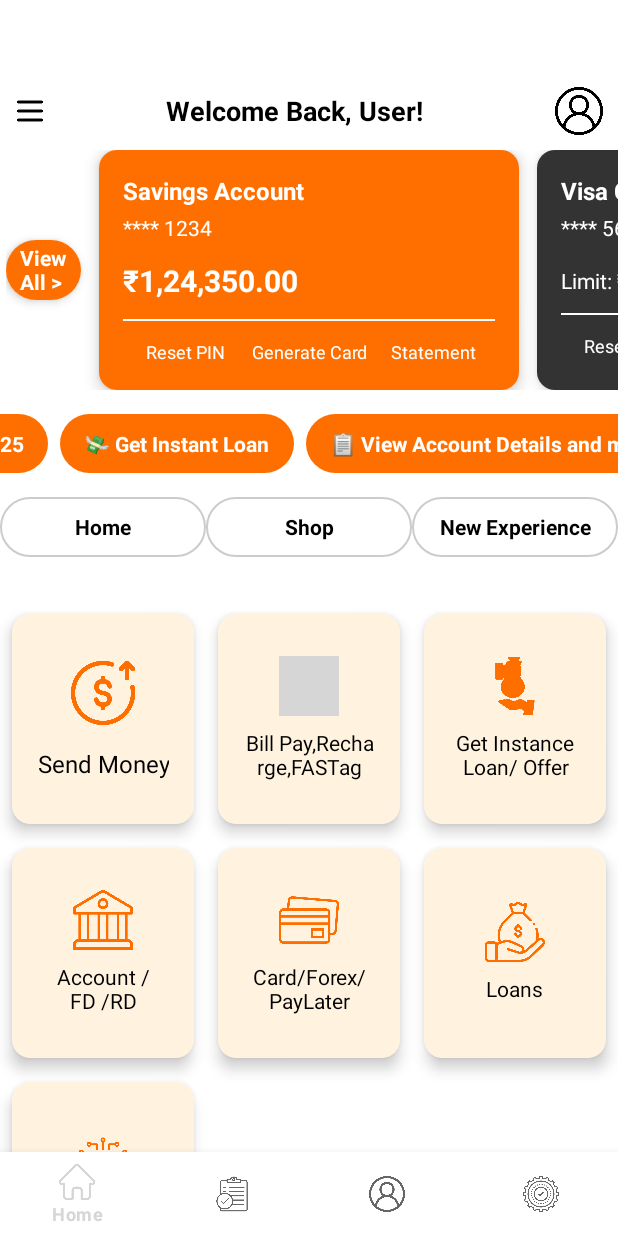
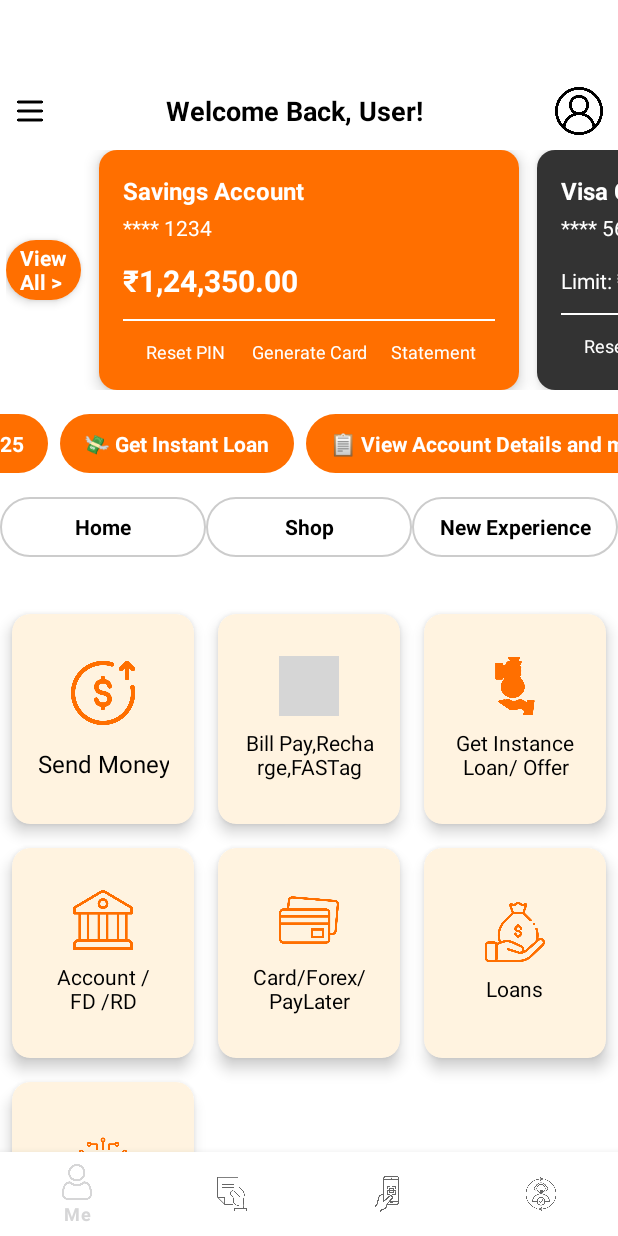
Before and after one commit to kshreeram813/Android-Banking-Dashboard, an Android app: the screen it shows after launch (MainActivity), on a phone screen of 412 x 824 dp. Run offline under Robolectric (Android 15) with nearby library versions, the phone set to English and light mode, and no system bars; our stand-ins replace navigation-ui; grey boxes are pictures that could not be loaded.

Commit message:
Modified on tab navigation

```diff
--- a/app/src/main/res/layout/fragment_home.xml
+++ b/app/src/main/res/layout/fragment_home.xml
@@ -421,7 +421,7 @@
 
             </LinearLayout>
         </HorizontalScrollView>
-c
+
         <RadioGroup
             android:id="@+id/tabRadioGroup"
             android:layout_width="match_parent"
--- a/app/src/main/res/menu/bottom_nav_menu.xml
+++ b/app/src/main/res/menu/bottom_nav_menu.xml
@@ -3,23 +3,23 @@
 
     <item
         android:id="@+id/navigation_home"
-        android:icon="@drawable/home_ic"
+        android:icon="@drawable/me_ic"
         android:title="@string/title_home"
         />
 
     <item
         android:id="@+id/navigation_Summary"
-        android:icon="@drawable/summary_ic"
+        android:icon="@drawable/request_ic"
         android:title="@string/title_Summary" />
 
     <item
         android:id="@+id/navigation_Profile"
-        android:icon="@drawable/profile_ic"
+        android:icon="@drawable/scantopay_ic"
         android:title="@string/title_Profile" />
 
     <item
         android:id="@+id/navigation_setting"
-        android:icon="@drawable/setting_ic"
+        android:icon="@drawable/callus_ic"
         android:title="@string/title_setting" />
 
 </menu>
--- a/app/src/main/res/values/strings.xml
+++ b/app/src/main/res/values/strings.xml
@@ -1,9 +1,9 @@
 <resources>
     <string name="app_name">OmniPractice</string>
-    <string name="title_home">Home</string>
-    <string name="title_Summary">Summary</string>
-    <string name="title_Profile">Profile</string>
-    <string name="title_setting">Setting..</string>
+    <string name="title_home">Me</string>
+    <string name="title_Summary">My Requests</string>
+    <string name="title_Profile">Scan to Pay</string>
+    <string name="title_setting">Call Us</string>
     <!-- Preference Titles -->
     <string name="messages_header">Messages</string>
     <string name="sync_header">Sync</string>
```
Also changed, not shown: app/src/main/res/drawable/callus_ic.png (added), app/src/main/res/drawable/me_ic.png (added), app/src/main/res/drawable/request_ic.png (added), app/src/main/res/drawable/scantopay_ic.png (added).
